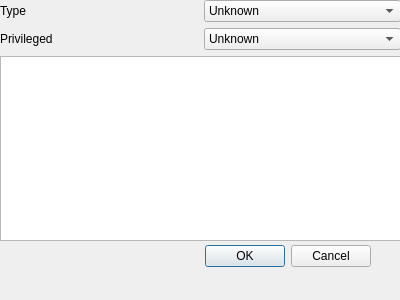
This is src/qt/emilpro/editinstructiondialog.ui in SimonKagstrom/emilpro as Qt 5 draws it before an edit. The edited form follows.
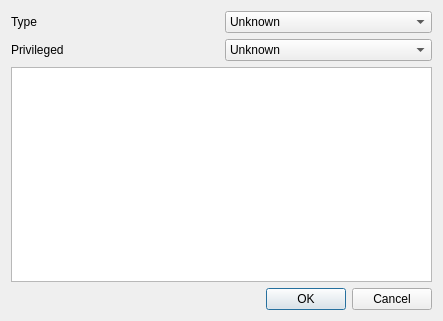
This is the edited form.

Commit message: qt gui: edit-instruction-window: Layout in a grid

Diff of the .ui file:
```diff
--- a/src/qt/emilpro/editinstructiondialog.ui
+++ b/src/qt/emilpro/editinstructiondialog.ui
@@ -6,38 +6,15 @@
    <rect>
     <x>0</x>
     <y>0</y>
-    <width>400</width>
-    <height>300</height>
+    <width>443</width>
+    <height>321</height>
    </rect>
   </property>
   <property name="windowTitle">
    <string>Dialog</string>
   </property>
-  <widget class="QDialogButtonBox" name="buttonBox">
-   <property name="geometry">
-    <rect>
-     <x>30</x>
-     <y>240</y>
-     <width>341</width>
-     <height>32</height>
-    </rect>
-   </property>
-   <property name="orientation">
-    <enum>Qt::Horizontal</enum>
-   </property>
-   <property name="standardButtons">
-    <set>QDialogButtonBox::Cancel|QDialogButtonBox::Ok</set>
-   </property>
-  </widget>
-  <widget class="QWidget" name="verticalLayoutWidget">
-   <property name="geometry">
-    <rect>
-     <x>0</x>
-     <y>0</y>
-     <width>401</width>
-     <height>241</height>
-    </rect>
-   </property>
+  <layout class="QGridLayout" name="gridLayout">
+   <item row="0" column="0">
    <layout class="QVBoxLayout" name="verticalLayout">
     <item>
      <layout class="QHBoxLayout" name="horizontalLayout_3">
@@ -118,7 +95,18 @@
      <widget class="QTextEdit" name="instructionDescriptionTextEdit"/>
     </item>
    </layout>
-  </widget>
+   </item>
+   <item row="1" column="0">
+    <widget class="QDialogButtonBox" name="buttonBox">
+     <property name="orientation">
+      <enum>Qt::Horizontal</enum>
+     </property>
+     <property name="standardButtons">
+      <set>QDialogButtonBox::Cancel|QDialogButtonBox::Ok</set>
+     </property>
+    </widget>
+   </item>
+  </layout>
  </widget>
  <resources/>
  <connections>
```
Lines whose indentation alone changed are shown as unchanged.
